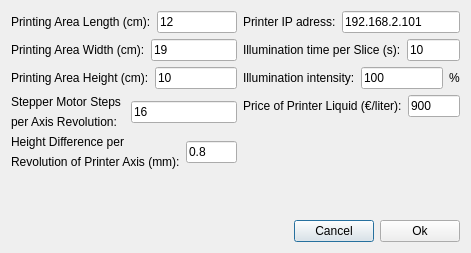
Before: the Qt Designer form sla_client/View/PrinterSettings.ui in entropybit/slaprinter, drawn with Qt 5.
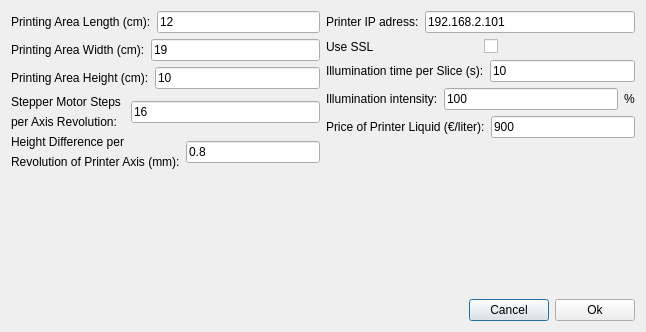
After: the same form once the commit is applied.

```diff
--- a/sla_client/View/PrinterSettings.ui
+++ b/sla_client/View/PrinterSettings.ui
@@ -6,8 +6,8 @@
    <rect>
     <x>0</x>
     <y>0</y>
-    <width>471</width>
-    <height>253</height>
+    <width>646</width>
+    <height>332</height>
    </rect>
   </property>
   <property name="windowTitle">
@@ -165,6 +165,24 @@
          </item>
         </layout>
        </item>
+       <item>
+        <layout class="QHBoxLayout" name="horizontalLayout_12">
+         <item>
+          <widget class="QLabel" name="label_13">
+           <property name="text">
+            <string>Use SSL</string>
+           </property>
+          </widget>
+         </item>
+         <item>
+          <widget class="QCheckBox" name="checkBox">
+           <property name="text">
+            <string/>
+           </property>
+          </widget>
+         </item>
+        </layout>
+       </item>
        <item>
         <layout class="QHBoxLayout" name="horizontalLayout_3">
          <item>
```
